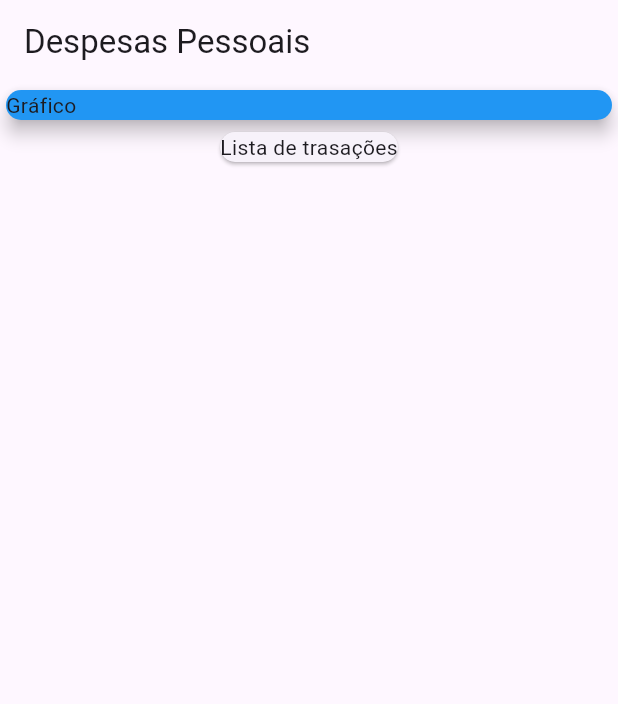
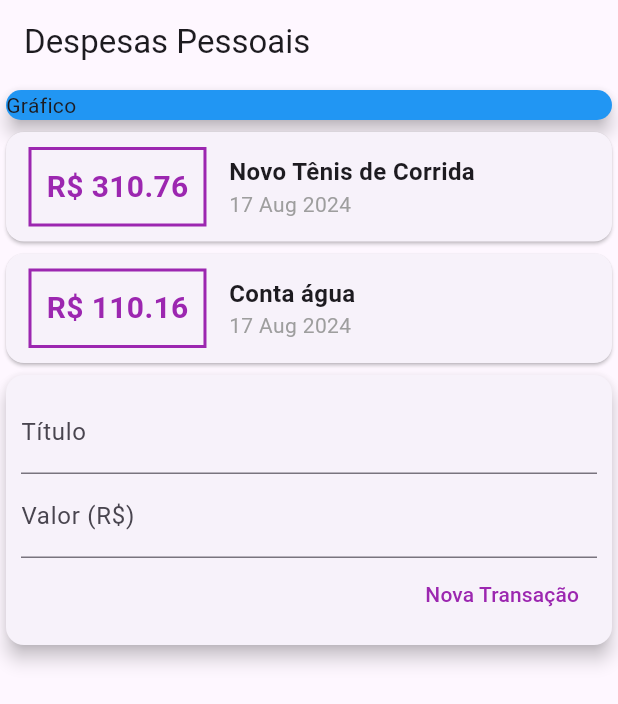
Before and after one commit to LucasFagundesWielewski/personal_expenses_app, a Flutter app: the screen it shows after launch, on a phone screen of 412 x 824 dp. Shown: the top 704 px of the screen. Run offline on Flutter 3.47's test engine with Material 3 defaults, Android fonts, the phone set to English and light mode, and no system bars.

Commit message:
added title and amount controller

```diff
--- a/lib/main.dart
+++ b/lib/main.dart
@@ -1,4 +1,6 @@
+import 'package:expenses/models/transaction.dart';
 import 'package:flutter/material.dart';
+import 'package:intl/intl.dart';
 
 main() => runApp(const ExpensesApp());
 
@@ -6,12 +8,30 @@
   const ExpensesApp({super.key});
   @override
   Widget build(BuildContext context) {
-      return const MaterialApp(home: MyHomePage());
+    return MaterialApp(home: MyHomePage());
   }
 }
 
 class MyHomePage extends StatelessWidget {
-  const MyHomePage({super.key});
+  MyHomePage({super.key});
+
+  final titleController = TextEditingController();
+  final amountController = TextEditingController();
+
+  final _transactions = [
+    Transaction(
+      id: 't1',
+      title: 'Novo Tênis de Corrida',
+      amount: 310.76,
+      date: DateTime.now(),
+    ),
+    Transaction(
+      id: 't2',
+      title: 'Conta água',
+      amount: 110.16,
+      date: DateTime.now(),
+    ),
+  ];
 
   @override
   Widget build(BuildContext context) {
@@ -19,18 +39,97 @@
       appBar: AppBar(
         title: const Text('Despesas Pessoais'),
       ),
-      body: const Column(
+      body: Column(
+        crossAxisAlignment: CrossAxisAlignment.stretch,
         children: <Widget>[
-          SizedBox(
-            width: double.infinity,
+          const SizedBox(
             child: Card(
               color: Colors.blue,
               elevation: 5,
               child: Text('Gráfico'),
             ),
           ),
+          Column(
+            children: _transactions.map((tr) {
+              return Card(
+                child: Row(
+                  children: <Widget>[
+                    Container(
+                      margin: const EdgeInsets.symmetric(
+                        horizontal: 15,
+                        vertical: 10,
+                      ),
+                      decoration: BoxDecoration(
+                        border: Border.all(
+                          color: Colors.purple,
+                          width: 2,
+                        ),
+                      ),
+                      padding: const EdgeInsets.all(10),
+                      child: Text(
+                        'R\$ ${tr.amount.toStringAsFixed(2)}',
+                        style: const TextStyle(
+                          fontWeight: FontWeight.bold,
+                          fontSize: 20,
+                          color: Colors.purple,
+                        ),
+                      ),
+                    ),
+                    Column(
+                      crossAxisAlignment: CrossAxisAlignment.start,
+                      children: <Widget>[
+                        Text(
+                          tr.title,
+                          style: const TextStyle(
+                            fontSize: 16,
+                            fontWeight: FontWeight.bold,
+                          ),
+                        ),
+                        Text(
+                          DateFormat('d MMM y').format(tr.date),
+                          style: const TextStyle(
+                            color: Colors.grey,
+                          ),
+                        ),
+                      ],
+                    ),
+                  ],
+                ),
+              );
+            }).toList(),
+          ),
           Card(
-            child: Text('Lista de trasações'),
+            elevation: 5,
+            child: Padding(
+              padding: const EdgeInsets.all(10),
+              child: Column(
+                children: <Widget>[
+                  TextField(
+                    controller: titleController,
+                    decoration: const InputDecoration(labelText: 'Título'),
+                  ),
+                  TextField(
+                    controller: amountController,
+                    decoration: const InputDecoration(labelText: 'Valor (R\$)'),
+                  ),
+                  Row(
+                    mainAxisAlignment: MainAxisAlignment.end,
+                    children: <Widget>[
+                      TextButton(
+                        onPressed: () {
+                        },
+                        child: const Text(
+                          'Nova Transação',
+                          style: TextStyle(
+                            color: Colors.purple,
+                          ),
+                        ),
+                      ),
+                    ],
+                  ),
+                ],
+              ),
+            ),
           ),
         ],
       ),
--- /dev/null
+++ b/lib/models/transaction.dart
@@ -0,0 +1,8 @@
+class Transaction {
+  final String id;
+  final String title;
+  final double amount;
+  final DateTime date;
+
+  Transaction({required this.id, required this.title, required this.amount, required this.date});
+}
--- a/pubspec.yaml
+++ b/pubspec.yaml
@@ -30,6 +30,7 @@
 dependencies:
   flutter:
     sdk: flutter
+  intl: ^0.17.0
 
 
   # The following adds the Cupertino Icons font to your application.
```
Also changed, not shown: pubspec.lock.
